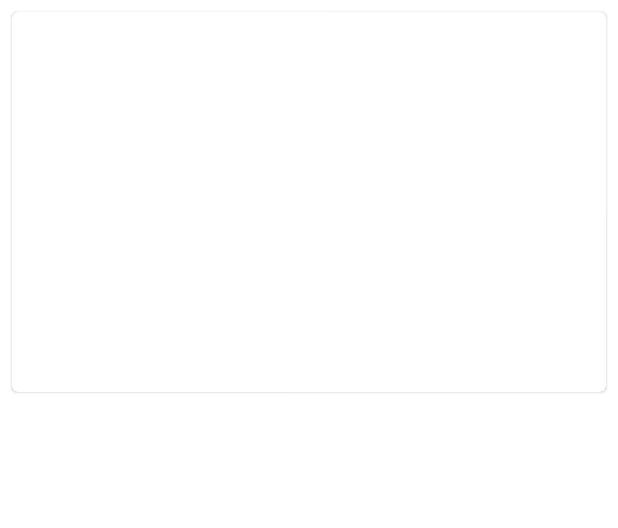
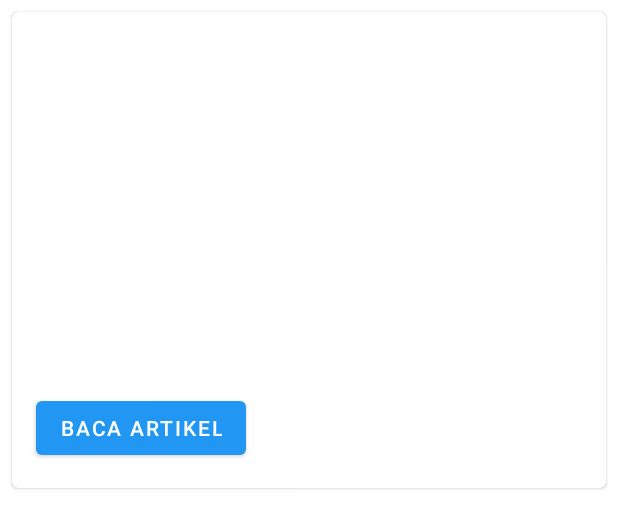
Before and after one commit to sandayazisp/ArtikelBeritaUTDI, an Android app: the layout list_item.xml on its own in the app's theme, with its tools: preview values and no code run, on a phone screen of 412 x 824 dp. Shown: the top 528 px of the screen. Run offline under Robolectric (Android 15) with nearby library versions, the light colour scheme and no system bars.

Commit message:
menambahkan tombol baca artikel

```diff
--- a/app/src/main/res/layout/list_item.xml
+++ b/app/src/main/res/layout/list_item.xml
@@ -27,6 +27,14 @@
             android:padding="16dp"
             android:textAppearance="?attr/textAppearanceHeadline6" />
 
+        <Button
+            android:id="@+id/button_item"
+            android:layout_width="wrap_content"
+            android:layout_height="wrap_content"
+            android:layout_marginLeft="16dp"
+            android:layout_marginBottom="16dp"
+            android:text="Baca Artikel" />
+
     </LinearLayout>
 
 </com.google.android.material.card.MaterialCardView>
--- a/app/src/main/res/values/strings.xml
+++ b/app/src/main/res/values/strings.xml
@@ -11,4 +11,10 @@
     <string name="artikel8">Tokopedia Scholarship</string>
     <string name="artikel9">STMIK AKAKOM Menjalin Kerja Sama dengan Tokopedia</string>
     <string name="artikel10">PELANTIKAN PENGURUS PERHIMPUNAN PELAJAR INDONESIA (PPI) Cabang UNISEL</string>
+
+    <string name="detail_prefix">Words That Start With</string>
+    <string name="action_switch_layout">Switch Layout</string>
+    <string name="look_up_word">Look up word in a Browser Search</string>
+    <string name="look_up_words">Show Stored Words</string>
+    <string name="word_list_fragment_label">Words That Start With {letter}</string>
 </resources>
--- a/build.gradle
+++ b/build.gradle
@@ -1,7 +1,7 @@
 // Top-level build file where you can add configuration options common to all sub-projects/modules.
 plugins {
-    id 'com.android.application' version '7.2.2' apply false
-    id 'com.android.library' version '7.2.2' apply false
+    id 'com.android.application' version '7.3.0' apply false
+    id 'com.android.library' version '7.3.0' apply false
     id 'org.jetbrains.kotlin.android' version '1.7.10' apply false
 }
 
```
Also changed, not shown: gradle/wrapper/gradle-wrapper.properties.
